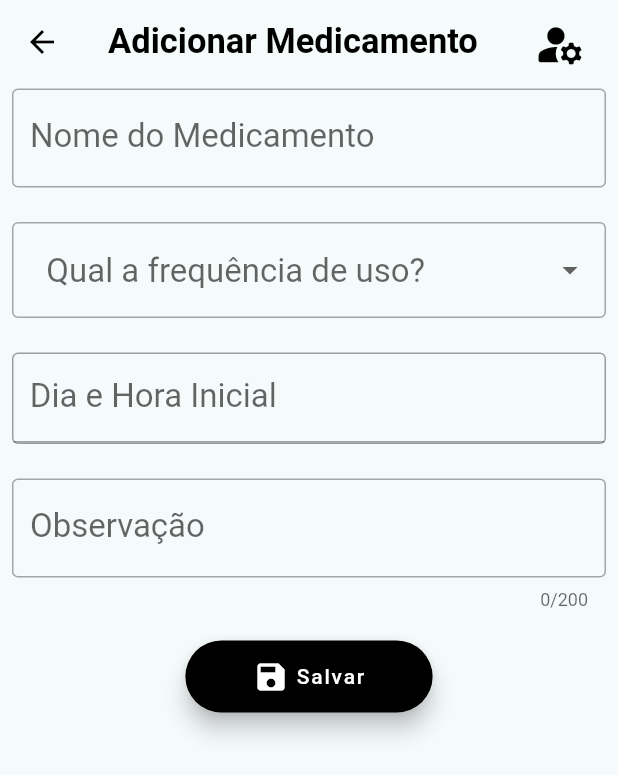
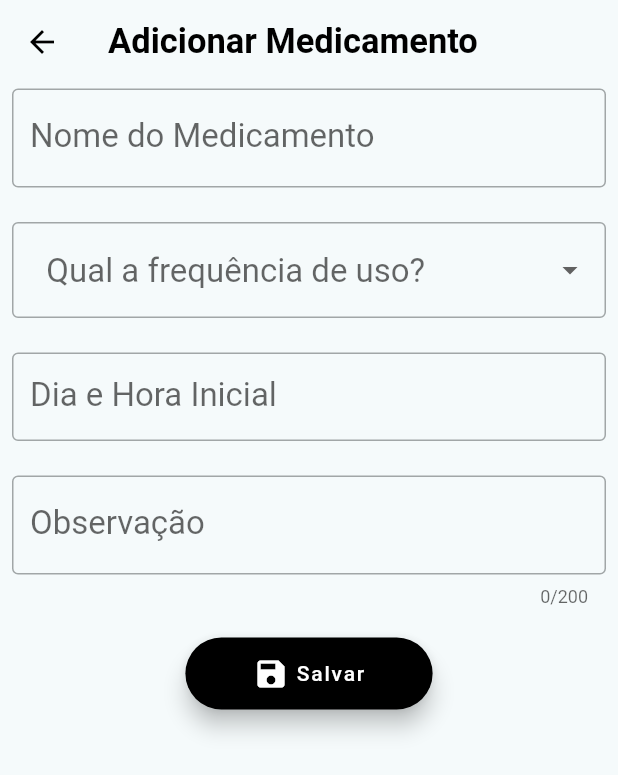
Before and after one commit to Patrickalvares/app_medicine_scheduler, a Flutter app: the screen it shows after launch, after a tap on the "medication" icon, on a phone screen of 412 x 824 dp. Shown: the top 775 px of the screen. Run offline on Flutter 3.47's test engine with Material 2 defaults, Android fonts, the phone set to English and light mode, and no system bars; our stand-ins replace flutter_bloc, flutter_time_picker_spinner, table_calendar.

Commit message:
fix manager medicine bloc and calendar print

```diff
--- a/lib/bloc/medicine_bloc.dart
+++ b/lib/bloc/medicine_bloc.dart
@@ -15,15 +15,24 @@ class MedicineBloc extends Bloc<MedicineEvent, MedicineState> {
         const Duration(days: 5),
         observation: 'Faz arminha com a Mão'),
     PeriodicMedicine('Ritalina', DateTime.utc(2023, 02, 27, 23, 00),
-        const Duration(hours: 3, minutes: 0),
+        const Duration(hours: 15, minutes: 0),
         observation: 'Pra doido')
   ];
 
   List<Medicine> medicines = initialMedicines;
   MedicineBloc() : super(MedicineLoadedState(initialMedicines)) {
-    on<AddMedicineEvent>((event, emit) {
-      medicines.add(event.medicine);
-      emit(MedicineLoadedState(medicines));
-    });
+    on<AddMedicineEvent>(handleAddMedicineEvent);
+    on<RemoveMedicineEvent>(handleRemoveMedicineEvent);
+  }
+  void handleAddMedicineEvent(
+      AddMedicineEvent event, Emitter<MedicineState> emit) {
+    medicines.add(event.medicine);
+    emit(MedicineLoadedState(medicines));
+  }
+
+  void handleRemoveMedicineEvent(
+      RemoveMedicineEvent event, Emitter<MedicineState> emit) {
+    medicines.remove(event.medicine);
+    emit(MedicineLoadedState(medicines));
   }
 }
--- a/lib/bloc/medicine_event.dart
+++ b/lib/bloc/medicine_event.dart
@@ -8,6 +8,7 @@ class AddMedicineEvent extends MedicineEvent {
 }
 
 class RemoveMedicineEvent extends MedicineEvent {
-  Medicine medicine;
+  final Medicine medicine;
+
   RemoveMedicineEvent(this.medicine);
 }
--- a/lib/components/calendar.dart
+++ b/lib/components/calendar.dart
@@ -33,7 +33,11 @@ class _MounthCalendarState extends State<MounthCalendar> {
         (_targetDayTime.weekday == 7) ? 0 : (_targetDayTime.weekday);
     days.addAll(buildEmptyDates(daysToSkip));
     int i = 0;
+    bool has31Days = false;
     do {
+      if (plusOneDay(i) == '31') {
+        has31Days = true;
+      }
       if (plusOneDay(i) == selectDay.day.toString() &&
           _targetDayTime.month == selectDay.month &&
           _targetDayTime.year == selectDay.year) {
@@ -51,7 +55,10 @@ class _MounthCalendarState extends State<MounthCalendar> {
     } while (int.parse(plusOneDay(i)) > 1);
 
     return Flexible(
-      flex: (_targetDayTime.weekday == 6) ? 4 : 3,
+      flex: (_targetDayTime.weekday == 6 ||
+              (has31Days && _targetDayTime.weekday == 5))
+          ? 4
+          : 3,
       child: Container(
         padding: const EdgeInsets.only(left: 15, right: 15, top: 5),
         decoration: BoxDecoration(border: Border.all(color: Colors.black)),
--- a/lib/components/selected_day_medicines.dart
+++ b/lib/components/selected_day_medicines.dart
@@ -3,6 +3,7 @@ import 'package:app_medicine_scheduler/bloc/medicine_state.dart';
 import 'package:app_medicine_scheduler/models/medicine.dart';
 import 'package:flutter/material.dart';
 import 'package:flutter_bloc/flutter_bloc.dart';
+import 'package:intl/intl.dart';
 
 class SelectedDayMedicines extends StatefulWidget {
   final DateTime selectedDay;
@@ -59,7 +60,10 @@ class _SelectedDayMedicinesState extends State<SelectedDayMedicines> {
   Widget build(BuildContext context) {
     return Expanded(
       flex: 3,
-      child: BlocBuilder(
+      child: Column(
+        children: [
+          Text(DateFormat('dd/MM/yyyy').format(widget.selectedDay)),
+          BlocBuilder(
               bloc: BlocProvider.of<MedicineBloc>(context),
               builder: (context, state) {
                 if (state is MedicineEmptyState) {
@@ -73,7 +77,8 @@ class _SelectedDayMedicinesState extends State<SelectedDayMedicines> {
                             medicine.initialDate.weekday ==
                                 widget.selectedDay.weekday) ||
                         (medicine is MonthlyMedicine &&
-                        (medicine.initialDate.day == widget.selectedDay.day ||
+                            (medicine.initialDate.day ==
+                                    widget.selectedDay.day ||
                                 checkLastMonthDayOverflow(medicine)))) {
                       DateTime day = DateTime.utc(
                           widget.selectedDay.year,
@@ -101,9 +106,10 @@ class _SelectedDayMedicinesState extends State<SelectedDayMedicines> {
                           widget.selectedDay.add(const Duration(days: 1))));
                     }
                   }
-              schedules
-                  .sort(((a, b) => a.medicineTime.compareTo(b.medicineTime)));
-              return ListView.builder(
+                  schedules.sort(
+                      ((a, b) => a.medicineTime.compareTo(b.medicineTime)));
+                  return Flexible(
+                    child: ListView.builder(
                       itemCount: schedules.length,
                       itemBuilder: ((context, index) {
                         MedicineSchedule medicine = schedules[index];
@@ -117,27 +123,33 @@ class _SelectedDayMedicinesState extends State<SelectedDayMedicines> {
                             child: Padding(
                               padding: const EdgeInsets.all(8.0),
                               child: Row(
-                          mainAxisAlignment: MainAxisAlignment.spaceBetween,
+                                mainAxisAlignment:
+                                    MainAxisAlignment.spaceBetween,
                                 children: [
                                   Column(
-                                crossAxisAlignment: CrossAxisAlignment.start,
+                                      crossAxisAlignment:
+                                          CrossAxisAlignment.start,
                                       children: [
                                         Text(medicine.medicine.name),
-                                  Text(medicine.medicine.observation.toString())
+                                        Text(medicine.medicine.observation
+                                            .toString())
                                       ]),
                                   Text(
-                                "${medicine.medicine.periodicKind} ${medicine.medicineTime.hour}:${medicine.medicineTime.minute}"),
+                                      "${medicine.medicine.periodicKind} ${DateFormat('HH:mm').format(medicine.medicineTime)}"),
                                 ],
                               ),
                             ),
                           ),
                         );
                       }),
+                    ),
                   );
                 } else {
                   return const Text("Erro doido");
                 }
               }),
+        ],
+      ),
     );
   }
 }
--- a/lib/pages/new_medicine.dart
+++ b/lib/pages/new_medicine.dart
@@ -44,7 +44,7 @@ class _NewMedicineState extends State<NewMedicine> {
       return;
     }
     String dateString =
-        '  ${date.day.toString().padLeft(2, '0')}/${date.month.toString().padLeft(2, '0')}/${date.year}';
+        '${date.day.toString().padLeft(2, '0')}/${date.month.toString().padLeft(2, '0')}/${date.year}';
     String timeString =
         '${time.hour.toString().padLeft(2, '0')}:${time.minute.toString().padLeft(2, '0')}';
     _initialDate.text = '$dateString $timeString';
@@ -69,21 +69,14 @@ class _NewMedicineState extends State<NewMedicine> {
         backgroundColor: Colors.transparent,
         title: Row(
           mainAxisAlignment: MainAxisAlignment.spaceBetween,
-          children: [
-            const Text(
+          children: const [
+            Text(
               'Adicionar Medicamento',
               style: TextStyle(
                   color: Colors.black,
                   fontWeight: FontWeight.bold,
                   fontSize: 23),
             ),
-            IconButton(
-                onPressed: () {},
-                icon: const Icon(
-                  Icons.manage_accounts_rounded,
-                  color: Colors.black,
-                  size: 35,
-                ))
           ],
         ),
       ),
@@ -175,10 +168,6 @@ class _NewMedicineState extends State<NewMedicine> {
               Padding(
                 padding: const EdgeInsets.only(
                     left: 8.0, right: 8, top: 3, bottom: 20),
-                child: Container(
-                  decoration: BoxDecoration(
-                      border: Border.all(color: Colors.grey.shade500),
-                      borderRadius: BorderRadius.circular(4)),
                 child: TextFormField(
                   onTap: _openInitialDatePicker,
                   enableSuggestions: true,
@@ -186,11 +175,11 @@ class _NewMedicineState extends State<NewMedicine> {
                   readOnly: true,
                   decoration: const InputDecoration(
                       label: Text(
-                      '  Dia e Hora Inicial',
+                        'Dia e Hora Inicial',
                         style: TextStyle(fontSize: 22),
-                    )),
+                      ),
+                      border: OutlineInputBorder()),
                   controller: _initialDate,
-                  ),
                 ),
               ),
               Padding(
@@ -215,7 +204,7 @@ class _NewMedicineState extends State<NewMedicine> {
                           {
                             medicine = DailyMedicine(
                                 _medicineName.text,
-                                DateFormat('dd/MM/y H:m')
+                                DateFormat('dd/MM/yyyy HH:mm')
                                     .parse(_initialDate.text),
                                 observation: _medicineObservation.text);
                             break;
@@ -224,7 +213,7 @@ class _NewMedicineState extends State<NewMedicine> {
                           {
                             medicine = WeeklyMedicine(
                                 _medicineName.text,
-                                DateFormat('dd/MM/y H:m')
+                                DateFormat('dd/MM/yyyy HH:mm')
                                     .parse(_initialDate.text),
                                 observation: _medicineObservation.text);
                             break;
@@ -233,7 +222,7 @@ class _NewMedicineState extends State<NewMedicine> {
                           {
                             medicine = MonthlyMedicine(
                                 _medicineName.text,
-                                DateFormat('dd/MM/y H:m')
+                                DateFormat('dd/MM/yyyy HH:mm')
                                     .parse(_initialDate.text),
                                 observation: _medicineObservation.text);
                             break;
@@ -242,7 +231,7 @@ class _NewMedicineState extends State<NewMedicine> {
                           {
                             medicine = PeriodicMedicine(
                                 _medicineName.text,
-                                DateFormat('dd/MM/y H:m')
+                                DateFormat('dd/MM/yyyy HH:mm')
                                     .parse(_initialDate.text),
                                 Duration(
                                   days: int.parse(_periodicMedicineDays.text),
@@ -254,7 +243,7 @@ class _NewMedicineState extends State<NewMedicine> {
                           {
                             medicine = PeriodicMedicine(
                                 _medicineName.text,
-                                DateFormat('dd/MM/y H:m')
+                                DateFormat('dd/MM/yyyy HH:mm')
                                     .parse(_initialDate.text),
                                 Duration(
                                     hours: _timeInHours.hour,
--- a/pubspec.yaml
+++ b/pubspec.yaml
@@ -40,6 +40,7 @@ dependencies:
   intl: ^0.18.0
   flutter_bloc: ^8.1.1
   flutter_time_picker_spinner: ^2.0.0
+  uuid: ^3.0.4
 
 
 dev_dependencies:
```
Also changed, not shown: lib/pages/medicine_manager_page.dart (+15 -9 lines), pubspec.lock. Lines whose indentation alone changed are shown as unchanged.
